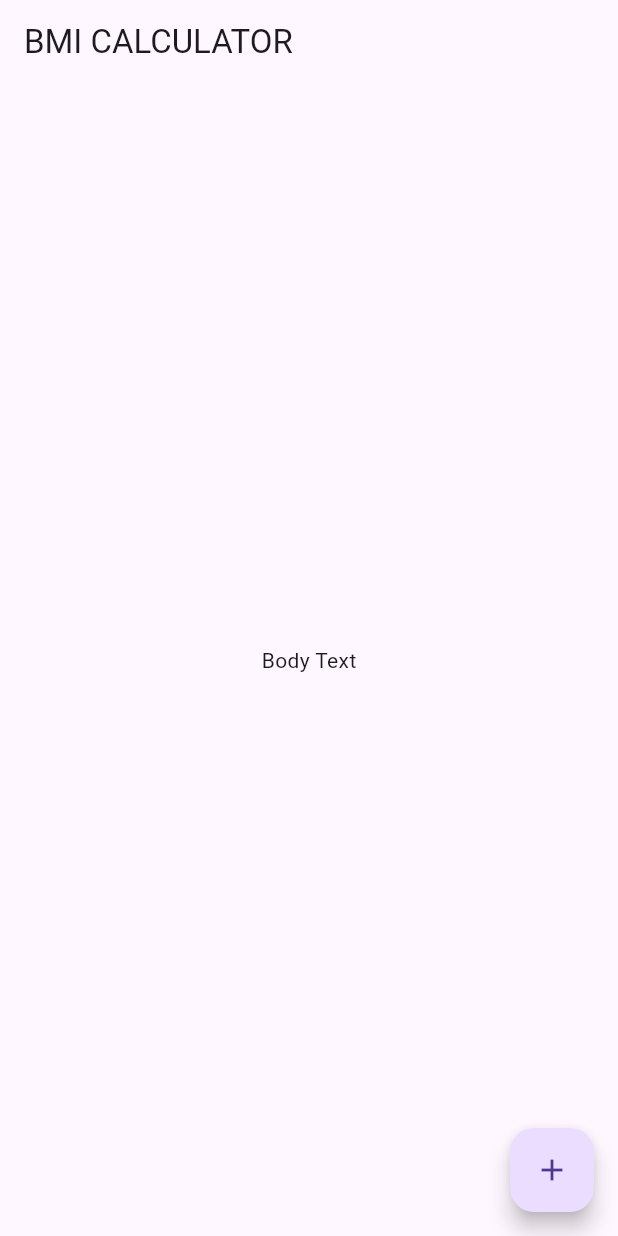
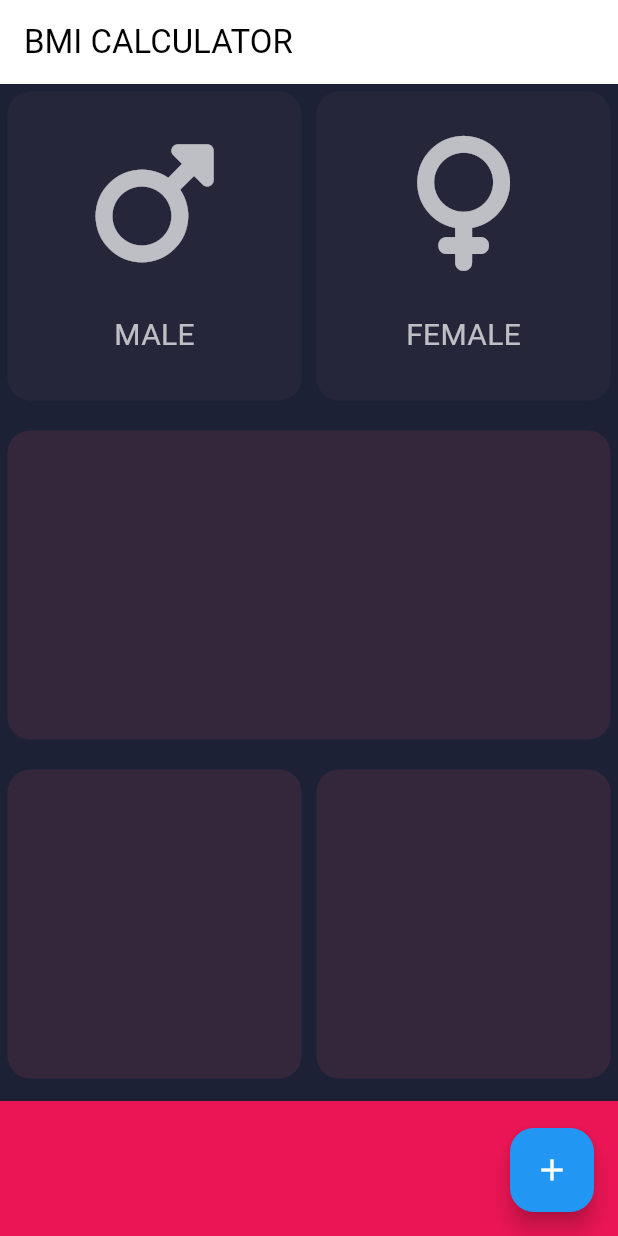
Before and after one commit to Kriptos23/bmi_calc, a Flutter app: the screen it shows after launch, on a phone screen of 412 x 824 dp. Run offline on Flutter 3.47's test engine with Material 3 defaults, Android fonts, the phone set to English and light mode, and no system bars; our stand-ins replace font_awesome_flutter.

Commit message:
Forgot to update my code earlier

```diff
--- /dev/null
+++ b/lib/containers.dart
@@ -0,0 +1,21 @@
+import 'package:flutter/material.dart';
+
+class Containers extends StatelessWidget {
+  // int width1;
+  // int height1;
+  //
+  final Widget? ContChild;
+  final Color color;
+
+  Containers({required this.color, this.ContChild});
+
+  @override
+  Widget build(BuildContext context) {
+    return Container(
+        child: ContChild,
+        margin: EdgeInsets.fromLTRB(5, 5, 5, 0),
+        // width: width1?.toDouble(), height: height1?.toDouble()
+        decoration: BoxDecoration(
+            color: color, borderRadius: BorderRadius.circular(15)));
+  }
+}
--- /dev/null
+++ b/lib/icon_widget.dart
@@ -0,0 +1,19 @@
+import 'package:flutter/material.dart';
+import 'icon_widget.dart';
+
+const TextStyle textGender = TextStyle(fontSize: 20, color: Colors.white70);
+
+class IconWidget extends StatelessWidget {
+  final IconData iconG;
+  final String gender;
+
+  const IconWidget({required this.iconG, required this.gender});
+
+  @override
+  Widget build(BuildContext context) {
+    return Column(mainAxisAlignment: MainAxisAlignment.spaceEvenly, children: [
+      Icon(iconG, color: Colors.white70, size: 90),
+      Text(gender, style: textGender)
+    ]);
+  }
+}
--- /dev/null
+++ b/lib/input_page.dart
@@ -0,0 +1,131 @@
+import 'package:flutter/material.dart';
+import 'containers.dart';
+import 'icon_widget.dart';
+import 'package:font_awesome_flutter/font_awesome_flutter.dart';
+import 'main.dart';
+
+class InputPage extends StatefulWidget {
+  @override
+  _InputPageState createState() => _InputPageState();
+}
+
+class _InputPageState extends State<InputPage> {
+  @override
+  Widget build(BuildContext context) {
+    return Scaffold(
+      appBar: AppBar(
+        title: Text('BMI CALCULATOR'),
+        // backgroundColor: Colors.deepPurple, // Explicitly set the AppBar background color
+        // foregroundColor: Colors.white,
+      ),
+      body: Center(
+        child: Column(
+          mainAxisAlignment: MainAxisAlignment.spaceEvenly,
+          children: [
+            Expanded(
+              child: Row(
+                mainAxisAlignment: MainAxisAlignment.spaceEvenly,
+                children: [
+                  Expanded(
+                      child: GestureDetector(
+                    onTap: () {
+                      setState(() {
+                        // currentContainerMale = activeContainer;
+                        // currentContainerFemale = passiveContainer;
+                        // updateContainerColorGender(maleOrFemale.male);
+                        gender = (gender == MaleOrFemale.male) ? gender = null : MaleOrFemale.male;
+                      });
+                    },
+                    child: Containers(
+                        // color: Color(currentContainerMale),
+                        color: (gender == MaleOrFemale.male) ? Colors.blue : passiveContainer,
+                        ContChild: IconWidget(
+                            iconG: FontAwesomeIcons.mars, gender: "MALE")),
+                  )),
+                  Expanded(
+                      child: GestureDetector(
+                    onTap: () {
+                      setState(() {
+                        gender = (gender == MaleOrFemale.female) ? gender = null : MaleOrFemale.female;
+                      });
+                    },
+                    child: Containers(
+                        // color: Color(currentContainerFemale),
+                        color: (gender == MaleOrFemale.female) ? Colors.pink : passiveContainer,
+                        ContChild: IconWidget(
+                            iconG: FontAwesomeIcons.venus, gender: "FEMALE")),
+                  ))
+                ],
+              ),
+            ),
+            SizedBox(height: 15),
+            Expanded(
+                child: Row(
+              children: [Expanded(child: Containers(color: activeContainer))],
+            )),
+            SizedBox(height: 15),
+            Expanded(
+                child: Row(children: [
+              Expanded(child: Containers(color: activeContainer)),
+              Expanded(child: Containers(color: activeContainer))
+            ])),
+            Container(
+                width: double.infinity,
+                height: 90,
+                color: Color(0xFFEB1555),
+                margin: EdgeInsets.only(top: 15))
+          ],
+        ),
+      ),
+      floatingActionButton: FloatingActionButton(
+        onPressed: () {},
+        child: Icon(Icons.add),
+      ),
+    );
+  }
+}
+
+const activeContainer = Color(0xFF34263B);
+const passiveContainer = Color(0xFF26263B);
+// int currentContainerMale = passiveContainer;
+// int currentContainerFemale = passiveContainer;
+
+Color maleContainerColor = passiveContainer;
+Color femaleContainerColor = passiveContainer;
+
+enum MaleOrFemale { male, female }
+
+MaleOrFemale? gender;
+// void updateContainerColorGender(maleOrFemale a) {
+//   if (a == maleOrFemale.male) {
+//     // if(maleContainerColor == passiveContainer){
+//     //   maleContainerColor = Colors.blue;
+//     //   femaleContainerColor = passiveContainer;
+//     // }
+//     // else{
+//     //   maleContainerColor = passiveContainer;
+//     //   // femaleContainerColor = activeContainer;
+//     // }
+//     (maleContainerColor == passiveContainer
+//         ? (
+//             maleContainerColor = Colors.blue,
+//             femaleContainerColor = passiveContainer
+//           )
+//         : (maleContainerColor = passiveContainer));
+//   } else if (a == maleOrFemale.female) {
+//     // if(femaleContainerColor == passiveContainer){
+//     //   femaleContainerColor = Colors.pink;
+//     //   maleContainerColor = passiveContainer;
+//     // }
+//     // else{
+//     //   femaleContainerColor = passiveContainer;
+//     //   // maleContainerColor = activeContainer;
+//     // }
+//     (femaleContainerColor == passiveContainer
+//         ? (
+//             femaleContainerColor = Colors.pink,
+//             maleContainerColor = passiveContainer
+//           )
+//         : (femaleContainerColor = passiveContainer));
+//   }
+// }
--- a/lib/main.dart
+++ b/lib/main.dart
@@ -1,4 +1,5 @@
 import 'package:flutter/material.dart';
+import 'input_page.dart';
 
 void main() => runApp(BMICalculator());
 
@@ -6,29 +7,13 @@ class BMICalculator extends StatelessWidget {
   @override
   Widget build(BuildContext context) {
     return MaterialApp(
-      home: InputPage(),
+      theme: ThemeData(
+        scaffoldBackgroundColor: Color(0xFF1D2136),
+        colorScheme: ColorScheme.fromSwatch().copyWith(
+      secondary: Color(0xFF24263B),
+        primary: Color(0xFF1D2136),),
+      ),
+    home: InputPage(),
     );
   }
 }
-
-class InputPage extends StatefulWidget {
-  @override
-  _InputPageState createState() => _InputPageState();
-}
-
-class _InputPageState extends State<InputPage> {
-  @override
-  Widget build(BuildContext context) {
-    return Scaffold(
-      appBar: AppBar(
-        title: Text('BMI CALCULATOR'),
-      ),
-      body: Center(
-        child: Text('Body Text'),
-      ),
-      floatingActionButton: FloatingActionButton(
-        child: Icon(Icons.add),
-      ),
-    );
-  }
-}
--- a/pubspec.yaml
+++ b/pubspec.yaml
@@ -35,6 +35,8 @@ dependencies:
   # The following adds the Cupertino Icons font to your application.
   # Use with the CupertinoIcons class for iOS style icons.
   cupertino_icons: ^1.0.2
+
+  font_awesome_flutter: ^10.7.0
 
 dev_dependencies:
   flutter_test:
```
Also changed, not shown: pubspec.lock.
